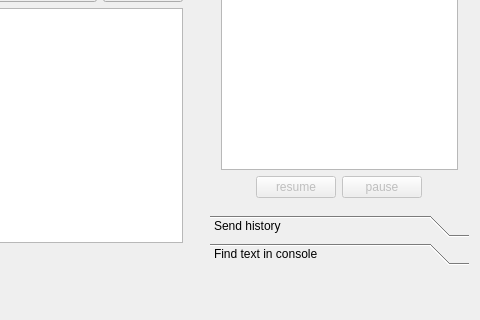
Before: the Qt Designer form ScriptCommunicator/mainwindow.ui in szieke/ScriptCommunicator_serial-terminal, drawn with Qt 5; both pictures show x 728 to 1208 and y 444 to 764 of the 1208 by 764 pixel window.
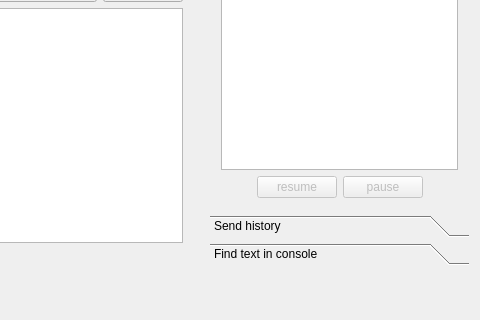
After: the same form once the commit is applied. The open tabs and pages were chosen to show the change. Icons and pictures are not drawn. Custom widgets are drawn as their Qt base class.

What changed in the file:
```diff
--- a/ScriptCommunicator/mainwindow.ui
+++ b/ScriptCommunicator/mainwindow.ui
@@ -1242,8 +1242,8 @@
          <rect>
           <x>0</x>
           <y>0</y>
-          <width>231</width>
-          <height>478</height>
+          <width>260</width>
+          <height>527</height>
          </rect>
         </property>
         <attribute name="label">
@@ -1270,7 +1270,7 @@
           </widget>
          </item>
          <item>
-          <layout class="QHBoxLayout" name="horizontalLayout_4">
+          <layout class="QHBoxLayout" name="horizontalLayout_4" stretch="1,2,2,1">
            <item>
             <spacer name="horizontalSpacer_8">
              <property name="orientation">
@@ -1289,6 +1289,18 @@
              <property name="enabled">
               <bool>false</bool>
              </property>
+             <property name="minimumSize">
+              <size>
+               <width>0</width>
+               <height>0</height>
+              </size>
+             </property>
+             <property name="maximumSize">
+              <size>
+               <width>100</width>
+               <height>16777215</height>
+              </size>
+             </property>
              <property name="text">
               <string>resume</string>
              </property>
@@ -1299,6 +1311,18 @@
              <property name="enabled">
               <bool>false</bool>
              </property>
+             <property name="minimumSize">
+              <size>
+               <width>0</width>
+               <height>0</height>
+              </size>
+             </property>
+             <property name="maximumSize">
+              <size>
+               <width>100</width>
+               <height>16777215</height>
+              </size>
+             </property>
              <property name="text">
               <string>pause</string>
              </property>
```
Left out of the diff: 18 changed lines with no effect on the pictures.
